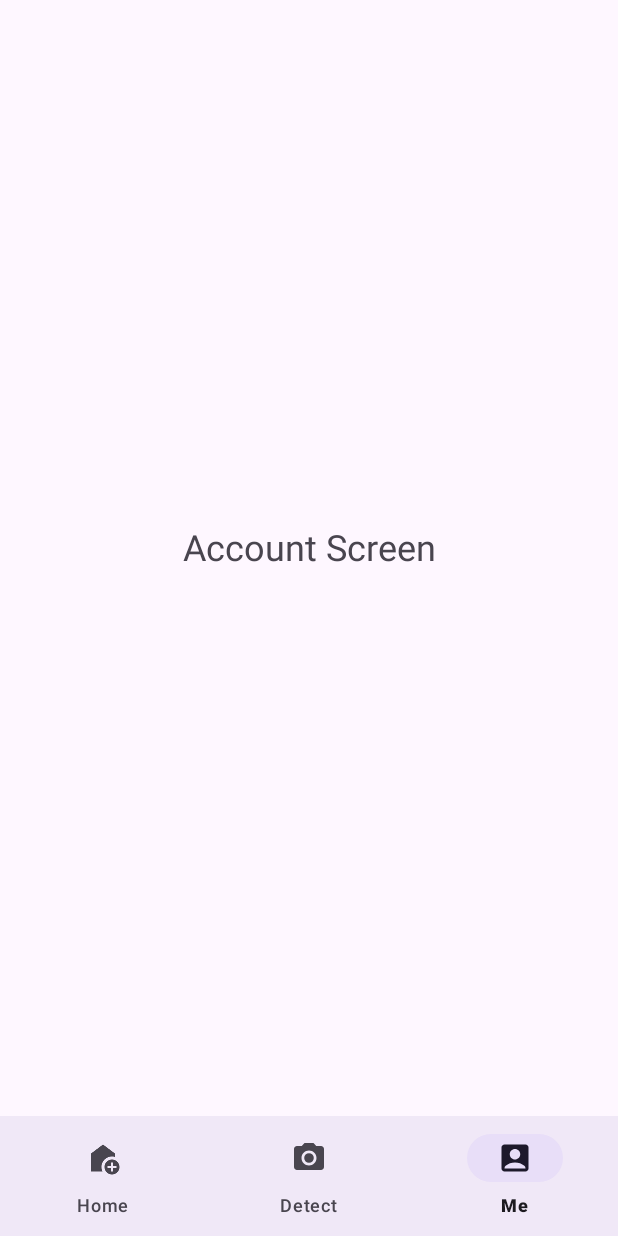
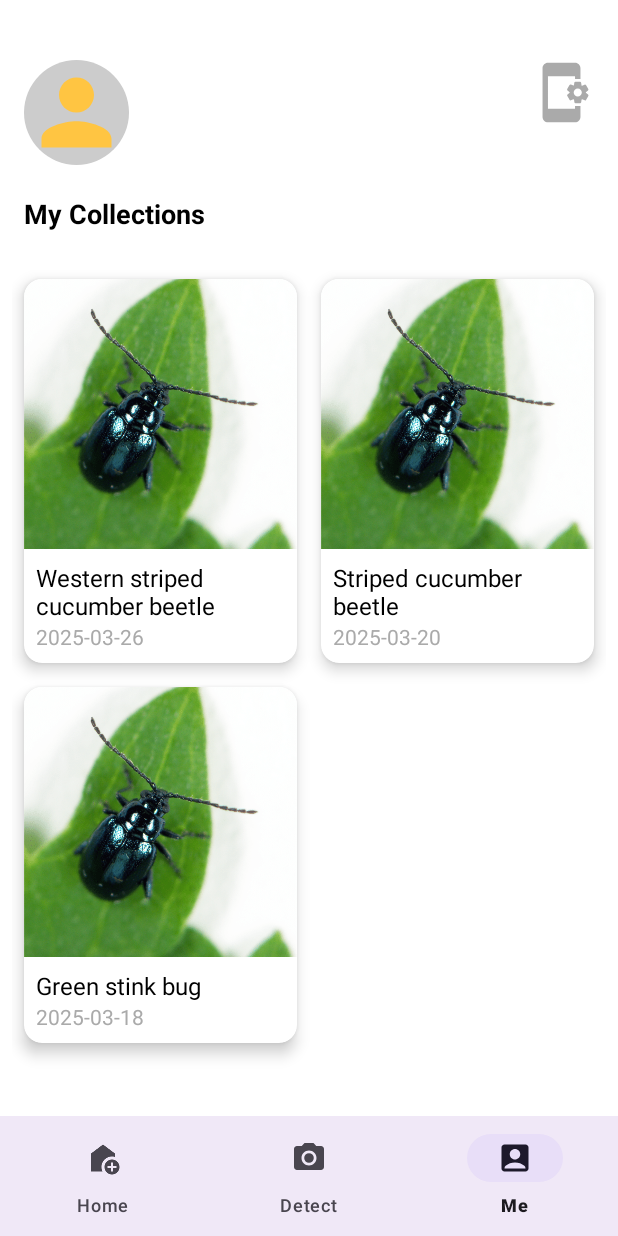
Before and after one commit to cuonghuynh2110/InsectDetect, an Android app: the me screen opened directly, with no data from a screen before it, on a phone screen of 412 x 824 dp. Run offline under Robolectric (Android 15) with nearby library versions, the phone set to English and light mode, and no system bars; libraries missing offline, so code that uses them is left out: io.github.jan.supabase; pictures from the network do not load.

Commit message:
update me

```diff
--- a/YOLOv9-Object-Detector-Android-Tflite/app/build.gradle.kts
+++ b/YOLOv9-Object-Detector-Android-Tflite/app/build.gradle.kts
@@ -97,4 +97,8 @@ dependencies {
     testImplementation("junit:junit:4.13.2")
     androidTestImplementation("androidx.test.ext:junit:1.1.5")
     androidTestImplementation("androidx.test.espresso:espresso-core:3.5.1")
+
+    // =================== CUSTOM ============================
+    implementation("de.hdodenhof:circleimageview:3.1.0")
+
 }
--- /dev/null
+++ b/YOLOv9-Object-Detector-Android-Tflite/app/src/main/java/com/surendramaran/yolov9tflite/CollectionAdapter.kt
@@ -0,0 +1,41 @@
+package com.surendramaran.yolov9tflite
+
+import android.view.LayoutInflater
+import android.view.View
+import android.view.ViewGroup
+import android.widget.ImageView
+import android.widget.TextView
+import androidx.recyclerview.widget.RecyclerView
+import com.bumptech.glide.Glide
+
+class CollectionAdapter(private val items: List<CollectionItem>) :
+    RecyclerView.Adapter<CollectionAdapter.ViewHolder>() {
+
+    class ViewHolder(itemView: View) : RecyclerView.ViewHolder(itemView) {
+        val imgItem: ImageView = itemView.findViewById(R.id.img_item)
+        val tvTitle: TextView = itemView.findViewById(R.id.tv_item_title)
+        val tvDate: TextView = itemView.findViewById(R.id.tv_item_date)
+    }
+
+    override fun onCreateViewHolder(parent: ViewGroup, viewType: Int): ViewHolder {
+        val view = LayoutInflater.from(parent.context)
+            .inflate(R.layout.item_collection, parent, false)
+        return ViewHolder(view)
+    }
+
+    override fun getItemCount(): Int = items.size
+
+    override fun onBindViewHolder(holder: ViewHolder, position: Int) {
+        val item = items[position]
+
+        holder.tvTitle.text = item.name
+        holder.tvDate.text = item.date
+
+        // Load ảnh từ URL bằng Glide
+        Glide.with(holder.itemView.context)
+            .load(item.imageUrl)
+            .placeholder(R.drawable.alticini)  // ảnh tạm nếu loading chậm
+            .error(R.drawable.alticini)        // ảnh khi lỗi
+            .into(holder.imgItem)
+    }
+}
--- /dev/null
+++ b/YOLOv9-Object-Detector-Android-Tflite/app/src/main/java/com/surendramaran/yolov9tflite/CollectionItem.kt
@@ -0,0 +1,7 @@
+package com.surendramaran.yolov9tflite
+
+data class CollectionItem(
+    val imageUrl: String,
+    val name: String,
+    val date: String
+)
--- a/YOLOv9-Object-Detector-Android-Tflite/app/src/main/java/com/surendramaran/yolov9tflite/Home.kt
+++ b/YOLOv9-Object-Detector-Android-Tflite/app/src/main/java/com/surendramaran/yolov9tflite/Home.kt
@@ -60,13 +60,13 @@ class Home : AppCompatActivity() {
         username.setText(email)
         // Dùng email này để truy vấn ảnh người dùng trên Supabase
         if (email != null) {
-            Toast.makeText(this, "Đã nhận được email: $email", Toast.LENGTH_SHORT).show()
+//            Toast.makeText(this, "Đã nhận được email: $email", Toast.LENGTH_SHORT).show()
             fetchUserAvatarByEmail(email)
         } else {
             Toast.makeText(this, "Không nhận được email", Toast.LENGTH_SHORT).show()
         }
 
-        // ✅ Hiển thị danh sách côn trùng
+
         val listView = findViewById<ListView>(R.id.listInsects)
 
         val insectList = listOf(
--- a/YOLOv9-Object-Detector-Android-Tflite/app/src/main/java/com/surendramaran/yolov9tflite/me.kt
+++ b/YOLOv9-Object-Detector-Android-Tflite/app/src/main/java/com/surendramaran/yolov9tflite/me.kt
@@ -2,34 +2,91 @@ package com.surendramaran.yolov9tflite
 
 import android.content.Intent
 import android.os.Bundle
+import android.widget.ImageView
+import android.widget.TextView
+import android.widget.Toast
 import androidx.activity.enableEdgeToEdge
 import androidx.appcompat.app.AppCompatActivity
 import androidx.core.view.ViewCompat
 import androidx.core.view.WindowInsetsCompat
+import androidx.lifecycle.lifecycleScope
+import androidx.recyclerview.widget.GridLayoutManager
+import androidx.recyclerview.widget.RecyclerView
+import com.bumptech.glide.Glide
+import com.bumptech.glide.load.resource.bitmap.CircleCrop
 import com.google.android.material.bottomnavigation.BottomNavigationView
+import io.github.jan.supabase.createSupabaseClient
+import io.github.jan.supabase.postgrest.Postgrest
+import io.github.jan.supabase.postgrest.postgrest
+import io.github.jan.supabase.storage.Storage
+import kotlinx.coroutines.launch
 
 class me : AppCompatActivity() {
+
+    private val supabase by lazy {
+        createSupabaseClient(
+            supabaseUrl = "https://ydavhbhglxgzeiggzpgg.supabase.co",
+            supabaseKey = "eyJhbGciOiJIUzI1NiIsInR5cCI6IkpXVCJ9.eyJpc3MiOiJzdXBhYmFzZSIsInJlZiI6InlkYXZoYmhnbHhnemVpZ2d6cGdnIiwicm9sZSI6ImFub24iLCJpYXQiOjE3NDM4MjQ4NjEsImV4cCI6MjA1OTQwMDg2MX0.7az8QQl04TZigqDsz5RPmTzeGGG_4TRc1QU-ROKTiPc"
+        ) {
+            install(Postgrest)
+            install(Storage)
+        }
+    }
+    private lateinit var imgAvt: ImageView
+    private lateinit var imgSetting: ImageView
+    private lateinit var tvUsername: TextView
+    private lateinit var tvTitle: TextView
+    private lateinit var rvCollections: RecyclerView
+    private lateinit var bottomNav: BottomNavigationView
+
     override fun onCreate(savedInstanceState: Bundle?) {
         super.onCreate(savedInstanceState)
         enableEdgeToEdge()
         setContentView(R.layout.activity_me)
+
+        // Áp padding cho hệ thống
         ViewCompat.setOnApplyWindowInsetsListener(findViewById(R.id.main)) { v, insets ->
             val systemBars = insets.getInsets(WindowInsetsCompat.Type.systemBars())
             v.setPadding(systemBars.left, systemBars.top, systemBars.right, systemBars.bottom)
             insets
         }
-        // Gắn sự kiện cho bottom navigation
-        val bottomNav = findViewById<BottomNavigationView>(R.id.bottom_navigation)
 
-        // Set item được chọn là Home
+        // Ánh xạ view
+        imgAvt = findViewById(R.id.img_avt)
+        imgSetting = findViewById(R.id.img_settting)
+        tvUsername = findViewById(R.id.tv_username)
+        tvTitle = findViewById(R.id.tv_title)
+        rvCollections = findViewById(R.id.rv_collections)
+        bottomNav = findViewById(R.id.bottom_navigation)
+
+        //nhan data
+        val email = intent.getStringExtra("email")
+
+        tvUsername.setText(email)
+        // Dùng email này để truy vấn ảnh người dùng trên Supabase
+        if (email != null) {
+            fetchUserAvatarByEmail(email)
+        } else {
+            Toast.makeText(this, "Không nhận được email", Toast.LENGTH_SHORT).show()
+        }
+
+        // Dữ liệu mẫu
+        val sampleData = listOf(
+            CollectionItem("abc", "Western striped cucumber beetle", "2025-03-26"),
+            CollectionItem("abc", "Striped cucumber beetle", "2025-03-20"),
+            CollectionItem("abc", "Green stink bug", "2025-03-18"),
+
+        )
+
+        // Thiết lập RecyclerView
+        rvCollections.layoutManager = GridLayoutManager(this, 2)
+        rvCollections.adapter = CollectionAdapter(sampleData)
+
+        // Xử lý bottom navigation
         bottomNav.selectedItemId = R.id.nav_me
-
         bottomNav.setOnItemSelectedListener { item ->
             when (item.itemId) {
-                R.id.nav_me -> {
-                    // Đang ở Home, không cần chuyển
-                    true
-                }
+                R.id.nav_me -> true
                 R.id.nav_detect -> {
                     val email = intent.getStringExtra("email")
                     val intent = Intent(applicationContext, MainActivity::class.java)
@@ -38,7 +95,6 @@ class me : AppCompatActivity() {
                     overridePendingTransition(0, 0)
                     true
                 }
-
                 R.id.nav_home -> {
                     val email = intent.getStringExtra("email")
                     val intent = Intent(applicationContext, Home::class.java)
@@ -50,5 +106,39 @@ class me : AppCompatActivity() {
                 else -> false
             }
         }
+
+        // Optional: xử lý nút setting nếu muốn
+        imgSetting.setOnClickListener {
+            // Ví dụ mở activity cài đặt
+            // startActivity(Intent(this, SettingActivity::class.java))
+        }
+    }
+    private fun fetchUserAvatarByEmail(email: String) {
+        lifecycleScope.launch {
+            try {
+                val user = supabase.postgrest["nguoidung"]
+                    .select {
+                        filter {
+                            eq("email", email)
+                        }
+                    }
+                    .decodeSingle<NguoiDung>()
+
+                val avatarPath = user.anh
+
+                if (!avatarPath.isNullOrBlank()) {
+                    Glide.with(this@me)
+                        .load(avatarPath)
+                        .placeholder(R.drawable.ic_baseline_person_24)
+                        .error(R.drawable.ic_baseline_person_24)
+                        .transform(CircleCrop())
+                        .into(imgAvt)
+                } else {
+                    Toast.makeText(this@me, "Người dùng chưa có ảnh đại diện", Toast.LENGTH_SHORT).show()
+                }
+            } catch (e: Exception) {
+                Toast.makeText(this@me, "Lỗi truy vấn avatar: ${e.message}", Toast.LENGTH_LONG).show()
+            }
+        }
     }
 }
--- /dev/null
+++ b/YOLOv9-Object-Detector-Android-Tflite/app/src/main/res/drawable/baseline_app_settings_alt_24.xml
@@ -0,0 +1,5 @@
+<vector xmlns:android="http://schemas.android.com/apk/res/android" android:height="24dp" android:tint="#000000" android:viewportHeight="24" android:viewportWidth="24" android:width="24dp">
+
+    <path android:fillColor="@android:color/white" android:pathData="M21.81,12.74l-0.82,-0.63v-0.22l0.8,-0.63c0.16,-0.12 0.2,-0.34 0.1,-0.51l-0.85,-1.48c-0.07,-0.13 -0.21,-0.2 -0.35,-0.2 -0.05,0 -0.1,0.01 -0.15,0.03l-0.95,0.38c-0.08,-0.05 -0.11,-0.07 -0.19,-0.11l-0.15,-1.01c-0.03,-0.21 -0.2,-0.36 -0.4,-0.36h-1.71c-0.2,0 -0.37,0.15 -0.4,0.34l-0.14,1.01c-0.03,0.02 -0.07,0.03 -0.1,0.05l-0.09,0.06 -0.95,-0.38c-0.05,-0.02 -0.1,-0.03 -0.15,-0.03 -0.14,0 -0.27,0.07 -0.35,0.2l-0.85,1.48c-0.1,0.17 -0.06,0.39 0.1,0.51l0.8,0.63v0.23l-0.8,0.63c-0.16,0.12 -0.2,0.34 -0.1,0.51l0.85,1.48c0.07,0.13 0.21,0.2 0.35,0.2 0.05,0 0.1,-0.01 0.15,-0.03l0.95,-0.37c0.08,0.05 0.12,0.07 0.2,0.11l0.15,1.01c0.03,0.2 0.2,0.34 0.4,0.34h1.71c0.2,0 0.37,-0.15 0.4,-0.34l0.15,-1.01c0.03,-0.02 0.07,-0.03 0.1,-0.05l0.09,-0.06 0.95,0.38c0.05,0.02 0.1,0.03 0.15,0.03 0.14,0 0.27,-0.07 0.35,-0.2l0.85,-1.48c0.1,-0.17 0.06,-0.39 -0.1,-0.51zM18,13.5c-0.83,0 -1.5,-0.67 -1.5,-1.5s0.67,-1.5 1.5,-1.5 1.5,0.67 1.5,1.5 -0.67,1.5 -1.5,1.5zM17,17h2v4c0,1.1 -0.9,2 -2,2H7c-1.1,0 -2,-0.9 -2,-2V3c0,-1.1 0.9,-2 2,-2h10c1.1,0 2,0.9 2,2v4h-2V6H7v12h10v-1z"/>
+
+</vector>
--- a/YOLOv9-Object-Detector-Android-Tflite/app/src/main/res/layout/activity_me.xml
+++ b/YOLOv9-Object-Detector-Android-Tflite/app/src/main/res/layout/activity_me.xml
@@ -5,29 +5,85 @@
     android:id="@+id/main"
     android:layout_width="match_parent"
     android:layout_height="match_parent"
+    android:background="@android:color/white"
     tools:context=".me">
 
-    <!-- Ví dụ nội dung chính ở giữa màn hình -->
+    <!-- Ảnh đại diện -->
+    <ImageView
+        android:id="@+id/img_avt"
+        android:layout_width="70dp"
+        android:layout_height="70dp"
+        android:layout_marginStart="16dp"
+        android:layout_marginTop="40dp"
+        android:background="@drawable/circle_bg"
+        android:scaleType="centerCrop"
+        android:src="@drawable/ic_baseline_person_24"
+        app:layout_constraintStart_toStartOf="parent"
+        app:layout_constraintTop_toTopOf="parent" />
+
+    <!-- Nút cài đặt -->
+    <ImageView
+        android:id="@+id/img_settting"
+        android:layout_width="43dp"
+        android:layout_height="43dp"
+        android:layout_marginTop="40dp"
+        android:layout_marginEnd="16dp"
+        android:src="@drawable/baseline_app_settings_alt_24"
+        android:tint="@android:color/darker_gray"
+        app:layout_constraintTop_toTopOf="parent"
+        app:layout_constraintEnd_toEndOf="parent"
+        tools:ignore="UseAppTint" />
+
+    <!-- Tên người dùng -->
     <TextView
-        android:id="@+id/text_home"
+        android:id="@+id/tv_username"
         android:layout_width="wrap_content"
         android:layout_height="wrap_content"
-        android:text="Account Screen"
-        android:textSize="24sp"
-        app:layout_constraintTop_toTopOf="parent"
-        app:layout_constraintBottom_toTopOf="@id/bottom_navigation"
+        android:text="ch26092003"
+        android:textColor="@android:color/black"
+        android:textSize="16sp"
+        android:textStyle="bold"
+        android:layout_marginStart="12dp"
+        app:layout_constraintTop_toTopOf="@id/img_avt"
+        app:layout_constraintBottom_toBottomOf="@id/img_avt"
+        app:layout_constraintStart_toEndOf="@id/img_avt" />
+
+    <!-- Tiêu đề -->
+    <TextView
+        android:id="@+id/tv_title"
+        android:layout_width="wrap_content"
+        android:layout_height="wrap_content"
+        android:layout_marginStart="16dp"
+        android:layout_marginTop="20dp"
+        android:text="My Collections"
+        android:textColor="@android:color/black"
+        android:textSize="18sp"
+        android:textStyle="bold"
         app:layout_constraintStart_toStartOf="parent"
+        app:layout_constraintTop_toBottomOf="@id/img_avt" />
+
+    <!-- Danh sách lịch sử nhận dạng -->
+    <androidx.recyclerview.widget.RecyclerView
+        android:id="@+id/rv_collections"
+        android:layout_width="0dp"
+        android:layout_height="0dp"
+        android:layout_marginTop="15dp"
+        android:padding="8dp"
+        app:layout_constraintBottom_toTopOf="@+id/bottom_navigation"
         app:layout_constraintEnd_toEndOf="parent"
-        android:layout_marginBottom="16dp"/>
+        app:layout_constraintStart_toStartOf="parent"
+        app:layout_constraintTop_toBottomOf="@id/tv_title" />
 
-    <!-- ✅ Bottom Navigation -->
+    <!-- Thanh điều hướng dưới cùng -->
     <com.google.android.material.bottomnavigation.BottomNavigationView
         android:id="@+id/bottom_navigation"
         android:layout_width="0dp"
+
         android:layout_height="wrap_content"
         android:background="?android:attr/windowBackground"
         app:layout_constraintBottom_toBottomOf="parent"
         app:layout_constraintStart_toStartOf="parent"
         app:layout_constraintEnd_toEndOf="parent"
         app:menu="@menu/bottom_nav_menu" />
+
 </androidx.constraintlayout.widget.ConstraintLayout>
--- /dev/null
+++ b/YOLOv9-Object-Detector-Android-Tflite/app/src/main/res/layout/item_collection.xml
@@ -0,0 +1,49 @@
+<?xml version="1.0" encoding="utf-8"?>
+<androidx.cardview.widget.CardView xmlns:android="http://schemas.android.com/apk/res/android"
+    xmlns:app="http://schemas.android.com/apk/res-auto"
+    android:layout_width="match_parent"
+    android:layout_height="wrap_content"
+    android:layout_margin="8dp"
+    app:cardCornerRadius="12dp"
+    app:cardElevation="6dp">
+
+    <LinearLayout
+        android:layout_width="match_parent"
+        android:layout_height="wrap_content"
+        android:orientation="vertical">
+
+        <!-- Hình ảnh côn trùng -->
+        <ImageView
+            android:id="@+id/img_item"
+            android:layout_width="match_parent"
+            android:layout_height="180dp"
+            android:scaleType="centerCrop"
+            android:src="@drawable/alticini" />
+
+        <!-- Tên và ngày -->
+        <LinearLayout
+            android:layout_width="match_parent"
+            android:layout_height="wrap_content"
+            android:orientation="vertical"
+            android:padding="8dp">
+
+            <TextView
+                android:id="@+id/tv_item_title"
+                android:layout_width="match_parent"
+                android:layout_height="wrap_content"
+                android:text="Tên côn trùng"
+                android:textSize="16sp"
+                android:textColor="@android:color/black"
+                android:maxLines="2"
+                android:ellipsize="end" />
+
+            <TextView
+                android:id="@+id/tv_item_date"
+                android:layout_width="wrap_content"
+                android:layout_height="wrap_content"
+                android:text="2025-03-26"
+                android:textColor="@android:color/darker_gray"
+                android:textSize="14sp" />
+        </LinearLayout>
+    </LinearLayout>
+</androidx.cardview.widget.CardView>
```
